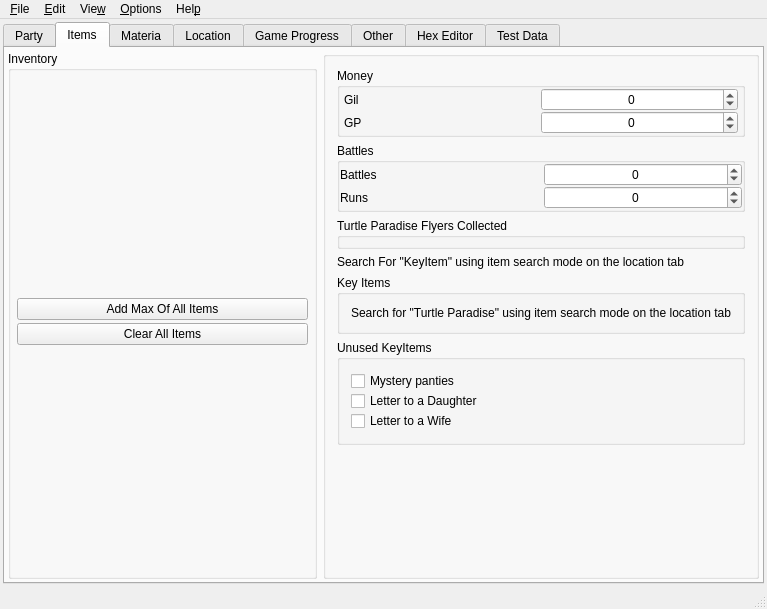
sithlord48/blackchocobo, file mainwindow.ui: the form before one commit.
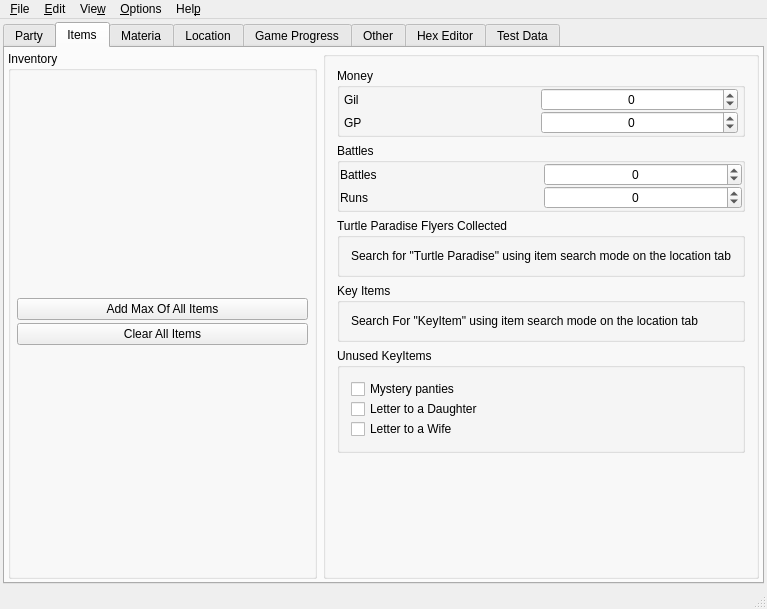
The form after the commit. The open tabs and pages were chosen to show the change. Icons and pictures are not drawn.

Commit message: Fix Backwards label for turtle paradise flyers and keyitems

The edit to the form file:
```diff
--- a/mainwindow.ui
+++ b/mainwindow.ui
@@ -872,13 +872,15 @@
                 <property name="title">
                  <string>Turtle Paradise Flyers Collected</string>
                 </property>
-               </widget>
-              </item>
+                <layout class="QVBoxLayout" name="verticalLayout_14">
               <item>
-               <widget class="QLabel" name="label_9">
+                  <widget class="QLabel" name="FlyerLabel">
                 <property name="text">
-                 <string>Search For &quot;KeyItem&quot; using item search mode on the location tab</string>
-                </property>
+                    <string>Search for &quot;Turtle Paradise&quot; using item search mode on the location tab</string>
+                   </property>
+                  </widget>
+                 </item>
+                </layout>
                </widget>
               </item>
               <item>
@@ -888,9 +890,9 @@
                 </property>
                 <layout class="QVBoxLayout" name="verticalLayout_4">
                  <item>
-                  <widget class="QLabel" name="FlyerLabel">
+                  <widget class="QLabel" name="label_9">
                    <property name="text">
-                    <string>Search for &quot;Turtle Paradise&quot; using item search mode on the location tab</string>
+                    <string>Search For &quot;KeyItem&quot; using item search mode on the location tab</string>
                    </property>
                   </widget>
                  </item>
```
Left out of the diff: 7 changed lines with no effect on the pictures. Lines whose indentation alone changed are shown as unchanged.
